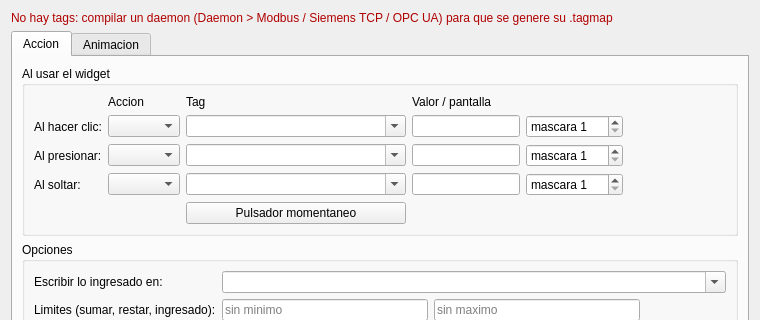
Qt form pvdevelop/dlgbind.ui (nestorlevi/PvSuite) before a commit; both pictures show x 0 to 760 and y 0 to 320 of the 760 by 520 pixel window.
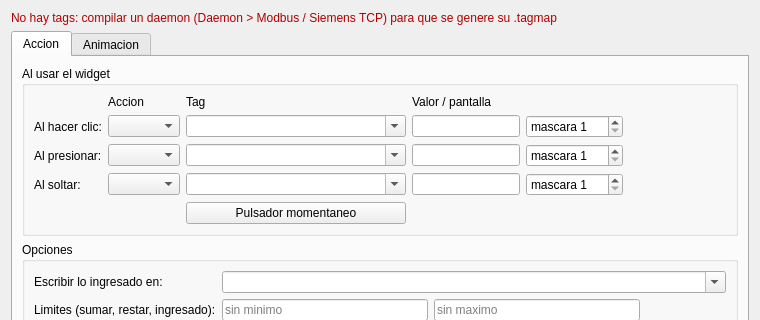
The same form after that commit.

What changed in the file:
```diff
--- a/pvdevelop/dlgbind.ui
+++ b/pvdevelop/dlgbind.ui
@@ -20,7 +20,7 @@
       <string notr="true">color: #b00000</string>
      </property>
      <property name="text">
-      <string>No hay tags: compilar un daemon (Daemon &gt; Modbus / Siemens TCP / OPC UA) para que se genere su .tagmap</string>
+      <string>No hay tags: compilar un daemon (Daemon &gt; Modbus / Siemens TCP) para que se genere su .tagmap</string>
      </property>
      <property name="wordWrap">
       <bool>true</bool>
```
